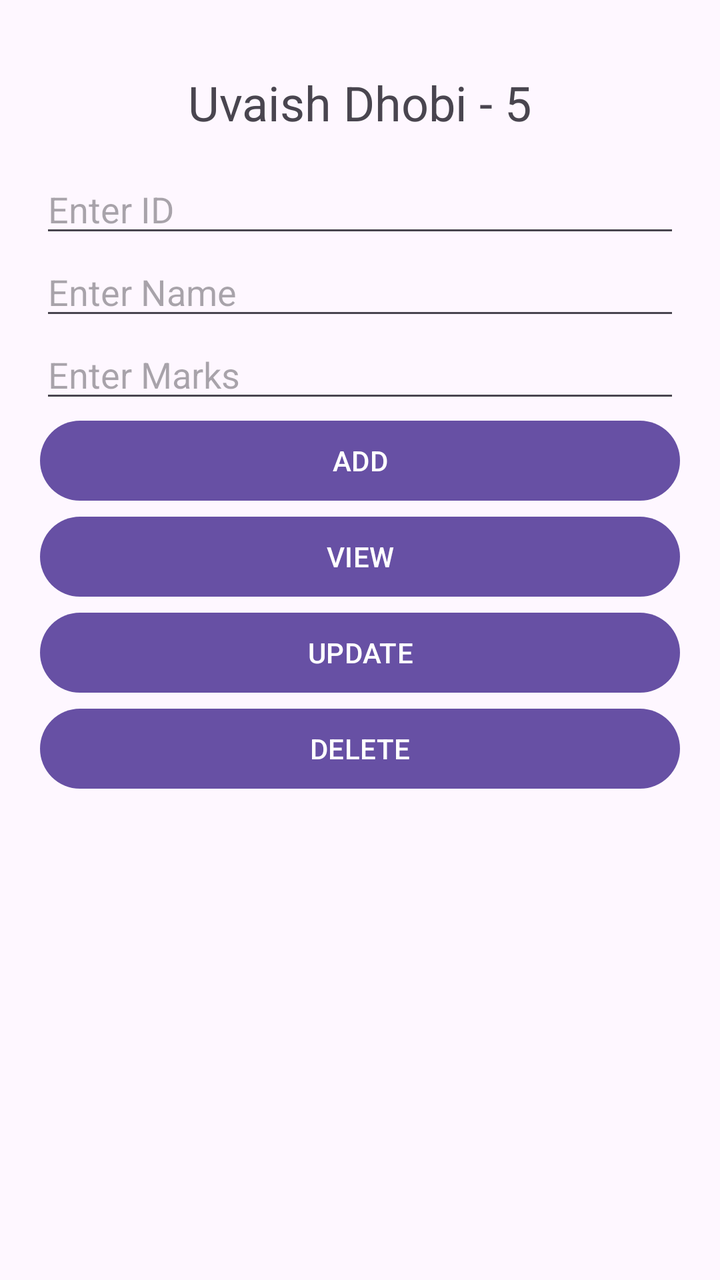
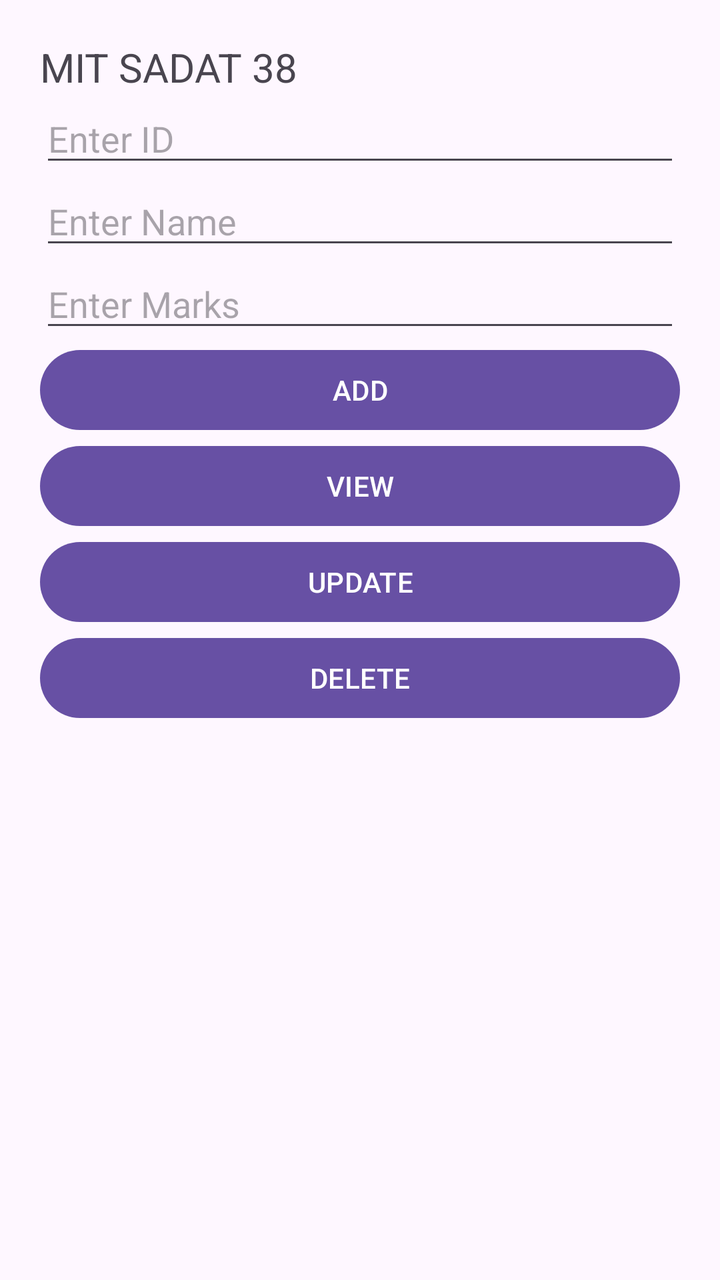

An Android layout rendered at two revisions. The XML below is the earlier revision; the diff shows what the commit changed to produce the second picture.
<!-- AndroidManifest.xml: application theme Theme.MyApp -->
<!-- res/layout/activity_practical10.xml -->
<?xml version="1.0" encoding="utf-8"?>
<LinearLayout xmlns:android="http://schemas.android.com/apk/res/android"
    xmlns:app="http://schemas.android.com/apk/res-auto"
    xmlns:tools="http://schemas.android.com/tools"
    android:id="@+id/main"
    android:orientation="vertical"
    android:layout_width="match_parent"
    android:layout_height="match_parent"
    android:padding="20dp"
    tools:context=".Prac10_SQLite">

    <TextView
        android:layout_width="wrap_content"
        android:layout_height="wrap_content"
        android:text="Uvaish Dhobi - 5"
        android:textSize="24sp"
        android:layout_gravity="center"
        android:padding="10dp"
        android:layout_margin="5dp"/>

    <EditText
        android:id="@+id/etId1"
        android:layout_width="match_parent"
        android:layout_height="wrap_content"
        android:hint="Enter ID"
        android:inputType="number"/>

    <EditText
        android:id="@+id/etName1"
        android:layout_width="match_parent"
        android:layout_height="wrap_content"
        android:hint="Enter Name"/>

    <EditText
        android:id="@+id/etMarks1"
        android:layout_width="match_parent"
        android:layout_height="wrap_content"
        android:hint="Enter Marks"/>

    <Button
        android:id="@+id/btnAdd1"
        android:layout_width="match_parent"
        android:layout_height="wrap_content"
        android:text="ADD"/>

    <Button
        android:id="@+id/btnView1"
        android:layout_width="match_parent"
        android:layout_height="wrap_content"
        android:text="VIEW"/>

    <Button
        android:id="@+id/btnUpdate1"
        android:layout_width="match_parent"
        android:layout_height="wrap_content"
        android:text="UPDATE"/>

    <Button
        android:id="@+id/btnDelete1"
        android:layout_width="match_parent"
        android:layout_height="wrap_content"
        android:text="DELETE"/>

    <ScrollView

        android:layout_width="match_parent"
        android:layout_height="0dp"
        android:layout_weight="1"
        android:fillViewport="true">
        <TextView
            android:id="@+id/tvResult1"
            android:layout_width="match_parent"
            android:layout_height="wrap_content"
            android:padding="10dp"
            android:textSize="18sp"/>
    </ScrollView>
</LinearLayout>
<!-- resources referenced by this layout -->
<resources>
  <style name="Theme.MyApp" parent="Base.Theme.MyApp" />
  <style name="Base.Theme.MyApp" parent="Theme.Material3.DayNight.NoActionBar">
          
          
      </style>
</resources>

<!-- the commit's change to res/layout/activity_practical10.xml (unified diff, before → after) -->
@@ -7,16 +7,14 @@
     android:layout_width="match_parent"
     android:layout_height="match_parent"
     android:padding="20dp"
-    tools:context=".Prac10_SQLite">
+    tools:context=".Practical10">
 
     <TextView
-        android:layout_width="wrap_content"
+        android:layout_width="match_parent"
         android:layout_height="wrap_content"
-        android:text="Uvaish Dhobi - 5"
-        android:textSize="24sp"
-        android:layout_gravity="center"
-        android:padding="10dp"
-        android:layout_margin="5dp"/>
+        android:inputType="text"
+        android:text="MIT SADAT 38"
+        android:textSize="20dp" />
 
     <EditText
         android:id="@+id/etId1"
